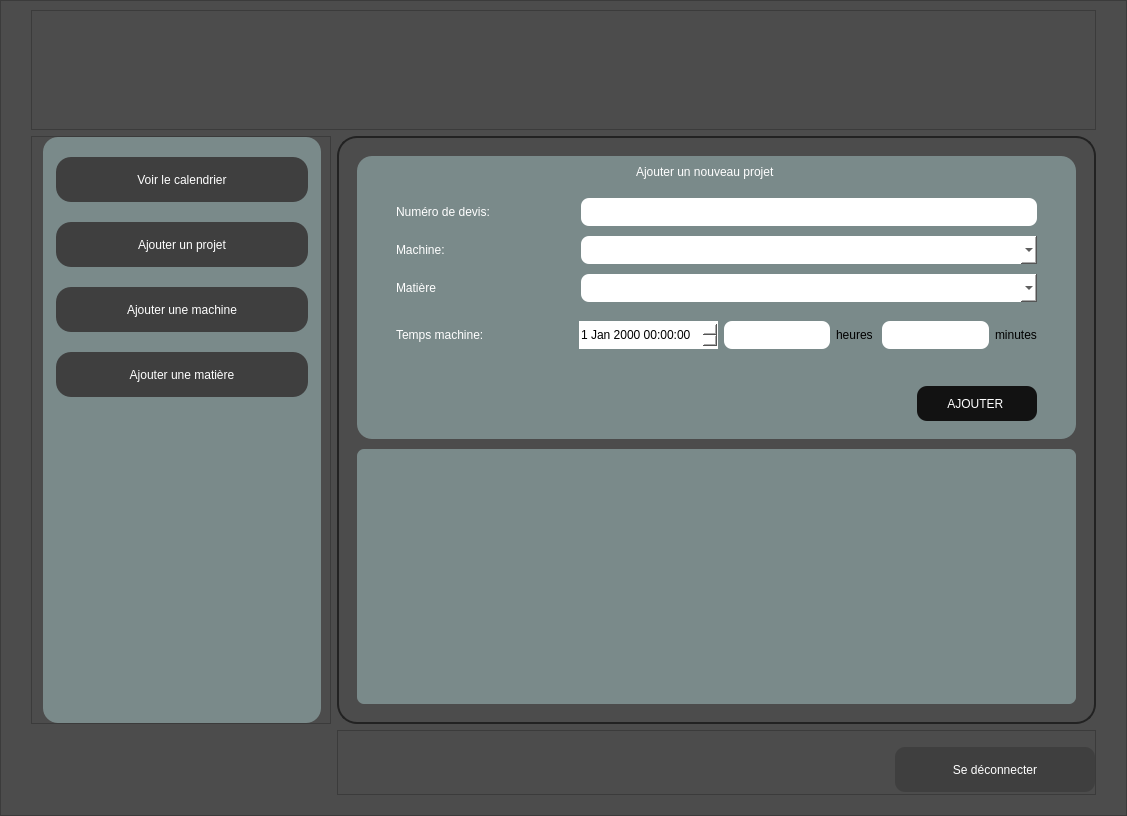
Old version of the form main.ui in the repository ali7haider/Scheduler_Desktop_App_PyQT.
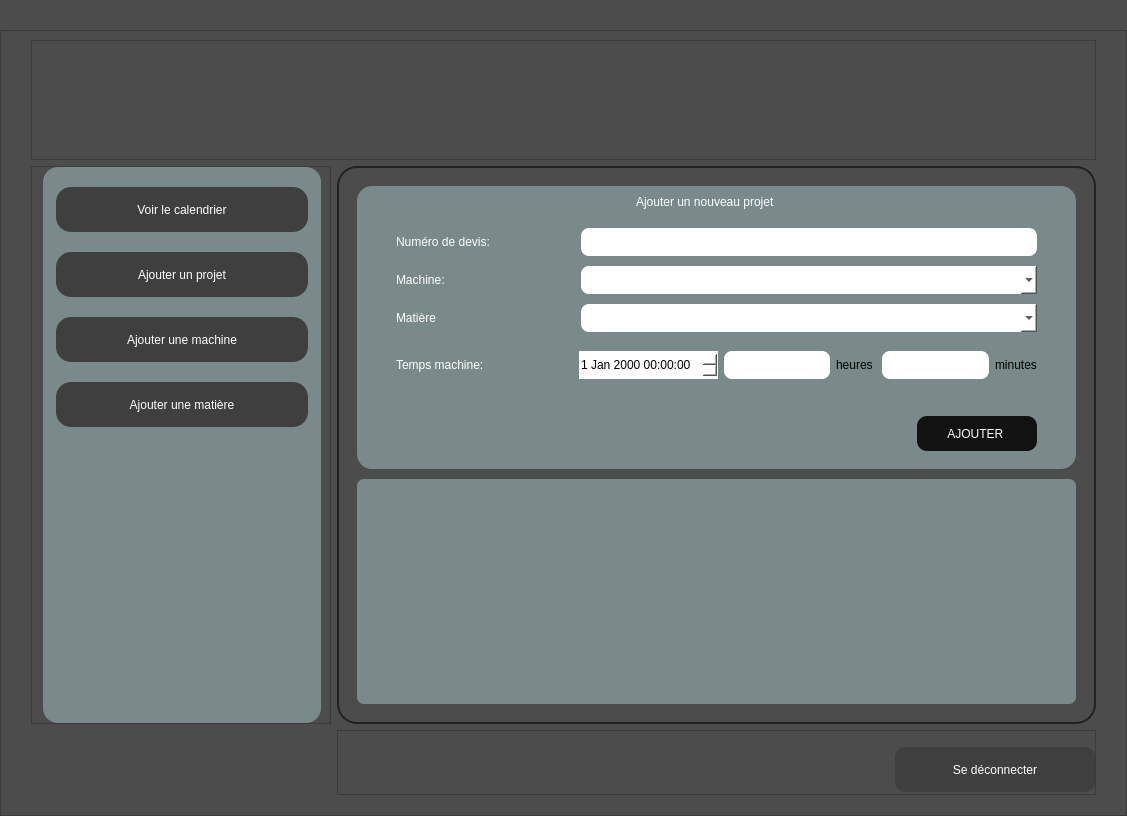
New version of the form. Icons and pictures are not drawn.

```diff
--- a/main.ui
+++ b/main.ui
@@ -67,6 +67,247 @@
     <property name="bottomMargin">
      <number>0</number>
     </property>
+    <item>
+     <widget class="QFrame" name="contentTopBg">
+      <property name="minimumSize">
+       <size>
+        <width>0</width>
+        <height>30</height>
+       </size>
+      </property>
+      <property name="maximumSize">
+       <size>
+        <width>16777215</width>
+        <height>20</height>
+       </size>
+      </property>
+      <property name="frameShape">
+       <enum>QFrame::NoFrame</enum>
+      </property>
+      <property name="frameShadow">
+       <enum>QFrame::Raised</enum>
+      </property>
+      <layout class="QHBoxLayout" name="horizontalLayout_10">
+       <property name="spacing">
+        <number>0</number>
+       </property>
+       <property name="leftMargin">
+        <number>0</number>
+       </property>
+       <property name="topMargin">
+        <number>0</number>
+       </property>
+       <property name="rightMargin">
+        <number>10</number>
+       </property>
+       <property name="bottomMargin">
+        <number>0</number>
+       </property>
+       <item>
+        <widget class="QFrame" name="leftBox">
+         <property name="sizePolicy">
+          <sizepolicy hsizetype="Expanding" vsizetype="Preferred">
+           <horstretch>0</horstretch>
+           <verstretch>0</verstretch>
+          </sizepolicy>
+         </property>
+         <property name="frameShape">
+          <enum>QFrame::NoFrame</enum>
+         </property>
+         <property name="frameShadow">
+          <enum>QFrame::Raised</enum>
+         </property>
+         <layout class="QHBoxLayout" name="horizontalLayout_11">
+          <property name="spacing">
+           <number>0</number>
+          </property>
+          <property name="leftMargin">
+           <number>0</number>
+          </property>
+          <property name="topMargin">
+           <number>0</number>
+          </property>
+          <property name="rightMargin">
+           <number>0</number>
+          </property>
+          <property name="bottomMargin">
+           <number>0</number>
+          </property>
+          <item>
+           <widget class="QLabel" name="titleRightInfo">
+            <property name="sizePolicy">
+             <sizepolicy hsizetype="Preferred" vsizetype="Expanding">
+              <horstretch>0</horstretch>
+              <verstretch>0</verstretch>
+             </sizepolicy>
+            </property>
+            <property name="maximumSize">
+             <size>
+              <width>16777215</width>
+              <height>45</height>
+             </size>
+            </property>
+            <property name="font">
+             <font>
+              <family>Arial</family>
+              <pointsize>9</pointsize>
+              <weight>50</weight>
+              <italic>false</italic>
+              <bold>false</bold>
+             </font>
+            </property>
+            <property name="text">
+             <string/>
+            </property>
+            <property name="alignment">
+             <set>Qt::AlignLeading|Qt::AlignLeft|Qt::AlignVCenter</set>
+            </property>
+           </widget>
+          </item>
+         </layout>
+        </widget>
+       </item>
+       <item alignment="Qt::AlignRight">
+        <widget class="QFrame" name="rightButtons">
+         <property name="minimumSize">
+          <size>
+           <width>0</width>
+           <height>28</height>
+          </size>
+         </property>
+         <property name="frameShape">
+          <enum>QFrame::NoFrame</enum>
+         </property>
+         <property name="frameShadow">
+          <enum>QFrame::Raised</enum>
+         </property>
+         <layout class="QHBoxLayout" name="horizontalLayout_12">
+          <property name="spacing">
+           <number>5</number>
+          </property>
+          <property name="leftMargin">
+           <number>0</number>
+          </property>
+          <property name="topMargin">
+           <number>0</number>
+          </property>
+          <property name="rightMargin">
+           <number>0</number>
+          </property>
+          <property name="bottomMargin">
+           <number>0</number>
+          </property>
+          <item>
+           <widget class="QPushButton" name="minimizeAppBtn">
+            <property name="minimumSize">
+             <size>
+              <width>28</width>
+              <height>28</height>
+             </size>
+            </property>
+            <property name="maximumSize">
+             <size>
+              <width>28</width>
+              <height>28</height>
+             </size>
+            </property>
+            <property name="cursor">
+             <cursorShape>PointingHandCursor</cursorShape>
+            </property>
+            <property name="toolTip">
+             <string>Minimize</string>
+            </property>
+            <property name="text">
+             <string/>
+            </property>
+            <property name="icon">
+             <iconset resource="resources.qrc">
+              <normaloff>:/images/images/icon_minimize.png</normaloff>:/images/images/icon_minimize.png</iconset>
+            </property>
+            <property name="iconSize">
+             <size>
+              <width>20</width>
+              <height>20</height>
+             </size>
+            </property>
+           </widget>
+          </item>
+          <item>
+           <widget class="QPushButton" name="maximizeAppBtn">
+            <property name="minimumSize">
+             <size>
+              <width>28</width>
+              <height>28</height>
+             </size>
+            </property>
+            <property name="maximumSize">
+             <size>
+              <width>28</width>
+              <height>28</height>
+             </size>
+            </property>
+            <property name="cursor">
+             <cursorShape>PointingHandCursor</cursorShape>
+            </property>
+            <property name="toolTip">
+             <string>Minimize</string>
+            </property>
+            <property name="text">
+             <string/>
+            </property>
+            <property name="icon">
+             <iconset resource="resources.qrc">
+              <normaloff>:/images/images/icon_maximize.png</normaloff>:/images/images/icon_maximize.png</iconset>
+            </property>
+            <property name="iconSize">
+             <size>
+              <width>20</width>
+              <height>20</height>
+             </size>
+            </property>
+           </widget>
+          </item>
+          <item>
+           <widget class="QPushButton" name="closeAppBtn">
+            <property name="minimumSize">
+             <size>
+              <width>28</width>
+              <height>28</height>
+             </size>
+            </property>
+            <property name="maximumSize">
+             <size>
+              <width>28</width>
+              <height>28</height>
+             </size>
+            </property>
+            <property name="cursor">
+             <cursorShape>PointingHandCursor</cursorShape>
+            </property>
+            <property name="toolTip">
+             <string>Close</string>
+            </property>
+            <property name="text">
+             <string/>
+            </property>
+            <property name="icon">
+             <iconset resource="resources.qrc">
+              <normaloff>:/images/images/icon_close.png</normaloff>:/images/images/icon_close.png</iconset>
+            </property>
+            <property name="iconSize">
+             <size>
+              <width>20</width>
+              <height>20</height>
+             </size>
+            </property>
+           </widget>
+          </item>
+         </layout>
+        </widget>
+       </item>
+      </layout>
+     </widget>
+    </item>
     <item>
      <widget class="QStackedWidget" name="stackedWidget">
       <property name="styleSheet">
@@ -110,7 +351,7 @@
            <property name="bottomMargin">
             <number>20</number>
            </property>
-           <item row="1" column="0" rowspan="2">
+           <item row="4" column="0" rowspan="2">
             <widget class="QFrame" name="leftMenu">
              <property name="minimumSize">
               <size>
@@ -308,7 +549,7 @@
              </layout>
             </widget>
            </item>
-           <item row="0" column="0" colspan="2">
+           <item row="3" column="0" colspan="2">
             <widget class="QFrame" name="frame_2">
              <property name="maximumSize">
               <size>
@@ -363,7 +604,7 @@
              </layout>
             </widget>
            </item>
-           <item row="1" column="1" rowspan="2">
+           <item row="4" column="1" rowspan="2">
             <widget class="QFrame" name="mainFrame">
              <property name="maximumSize">
               <size>
@@ -1445,7 +1686,7 @@
              </layout>
             </widget>
            </item>
-           <item row="3" column="1">
+           <item row="6" column="1">
             <widget class="QFrame" name="frame_3">
              <property name="maximumSize">
               <size>
```
Left out of the diff: 1 changed line with no effect on the pictures.
